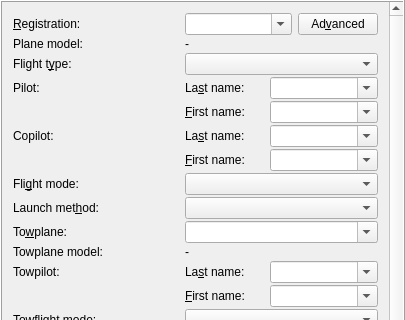
Before: the Qt Designer form src/gui/windows/FlightWindow.ui in startkladde/startkladde, drawn with Qt 5; both pictures show x 0 to 405 and y 0 to 320 of the 405 by 706 pixel window.
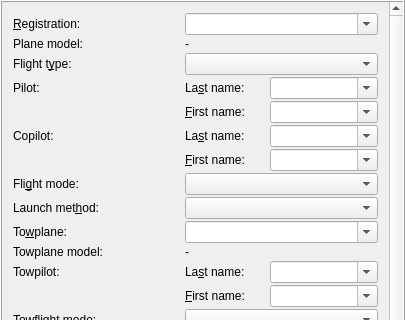
After: the same form once the commit is applied. Custom widgets are drawn as their Qt base class.

Commit message: Remove "advanced" button

Patch:
```diff
--- a/src/gui/windows/FlightWindow.ui
+++ b/src/gui/windows/FlightWindow.ui
@@ -34,7 +34,7 @@
         <x>0</x>
         <y>0</y>
         <width>403</width>
-        <height>657</height>
+        <height>655</height>
        </rect>
       </property>
       <layout class="QVBoxLayout" name="verticalLayout">
@@ -737,7 +737,7 @@
             </property>
            </widget>
           </item>
-          <item row="26" column="0">
+          <item row="25" column="0">
            <spacer name="verticalSpacer">
             <property name="orientation">
              <enum>Qt::Vertical</enum>
@@ -754,32 +754,16 @@
            <widget class="SkComboBox" name="flightTypeInput"/>
           </item>
           <item row="0" column="1" colspan="2">
-           <widget class="QWidget" name="widget" native="true">
-            <layout class="QHBoxLayout" name="horizontalLayout_10" stretch="1,0">
-             <property name="margin">
-              <number>0</number>
-             </property>
-             <item>
-              <widget class="SkComboBox" name="registrationInput">
-               <property name="toolTip">
-                <string>&lt;html&gt;The registration of the plane (of the glider for airtows)&lt;/html&gt;</string>
-               </property>
-               <property name="editable">
-                <bool>true</bool>
-               </property>
-               <property name="insertPolicy">
-                <enum>QComboBox::NoInsert</enum>
-               </property>
-              </widget>
-             </item>
-             <item>
-              <widget class="QPushButton" name="advancedPlaneOperationsButton">
-               <property name="text">
-                <string>Ad&amp;vanced</string>
-               </property>
-              </widget>
-             </item>
-            </layout>
+           <widget class="SkComboBox" name="registrationInput">
+            <property name="toolTip">
+             <string>&lt;html&gt;The registration of the plane (of the glider for airtows)&lt;/html&gt;</string>
+            </property>
+            <property name="editable">
+             <bool>true</bool>
+            </property>
+            <property name="insertPolicy">
+             <enum>QComboBox::NoInsert</enum>
+            </property>
            </widget>
           </item>
          </layout>
```
Left out of the diff: 130 changed lines with no effect on the pictures. The commit also changes 2 other files.
